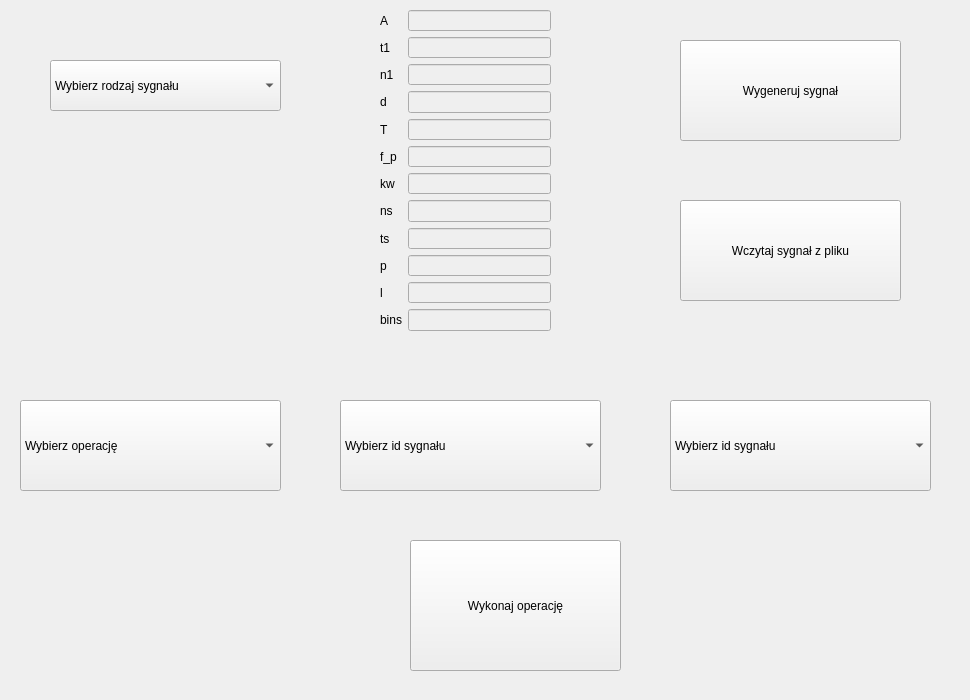
The window that app/gui.ui (eljotero/Cyfrowe_Przetwarzanie_Sygnalu) describes before a commit, drawn with Qt 5.
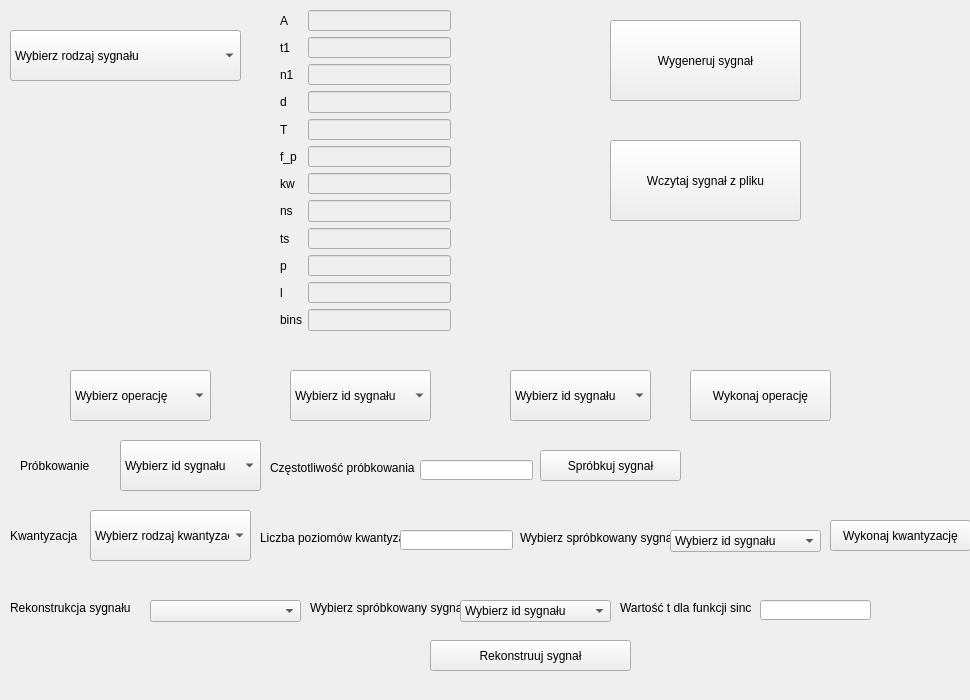
The same window after the commit.

What changed in the file:
```diff
--- a/app/gui.ui
+++ b/app/gui.ui
@@ -17,7 +17,7 @@
    <widget class="QWidget" name="formLayoutWidget">
     <property name="geometry">
      <rect>
-      <x>380</x>
+      <x>280</x>
       <y>10</y>
       <width>171</width>
       <height>321</height>
@@ -197,8 +197,8 @@
    <widget class="QComboBox" name="comboBox">
     <property name="geometry">
      <rect>
-      <x>50</x>
-      <y>60</y>
+      <x>10</x>
+      <y>30</y>
       <width>231</width>
       <height>51</height>
      </rect>
@@ -270,10 +270,10 @@
    <widget class="QPushButton" name="generateButton">
     <property name="geometry">
      <rect>
-      <x>680</x>
-      <y>40</y>
-      <width>221</width>
-      <height>101</height>
+      <x>610</x>
+      <y>20</y>
+      <width>191</width>
+      <height>81</height>
      </rect>
     </property>
     <property name="text">
@@ -283,10 +283,10 @@
    <widget class="QComboBox" name="operationComboBox">
     <property name="geometry">
      <rect>
-      <x>20</x>
-      <y>400</y>
-      <width>261</width>
-      <height>91</height>
+      <x>70</x>
+      <y>370</y>
+      <width>141</width>
+      <height>51</height>
      </rect>
     </property>
     <item>
@@ -318,10 +318,10 @@
    <widget class="QComboBox" name="signalsComboBox">
     <property name="geometry">
      <rect>
-      <x>340</x>
-      <y>400</y>
-      <width>261</width>
-      <height>91</height>
+      <x>290</x>
+      <y>370</y>
+      <width>141</width>
+      <height>51</height>
      </rect>
     </property>
     <item>
@@ -333,10 +333,10 @@
    <widget class="QPushButton" name="operationButton">
     <property name="geometry">
      <rect>
-      <x>410</x>
-      <y>540</y>
-      <width>211</width>
-      <height>131</height>
+      <x>690</x>
+      <y>370</y>
+      <width>141</width>
+      <height>51</height>
      </rect>
     </property>
     <property name="text">
@@ -346,10 +346,10 @@
    <widget class="QComboBox" name="signalsComboBox2">
     <property name="geometry">
      <rect>
-      <x>670</x>
-      <y>400</y>
-      <width>261</width>
-      <height>91</height>
+      <x>510</x>
+      <y>370</y>
+      <width>141</width>
+      <height>51</height>
      </rect>
     </property>
     <item>
@@ -361,16 +361,289 @@
    <widget class="QPushButton" name="readFromFileButton">
     <property name="geometry">
      <rect>
-      <x>680</x>
-      <y>200</y>
-      <width>221</width>
-      <height>101</height>
+      <x>610</x>
+      <y>140</y>
+      <width>191</width>
+      <height>81</height>
      </rect>
     </property>
     <property name="text">
      <string>Wczytaj sygnał z pliku</string>
     </property>
    </widget>
+   <widget class="QComboBox" name="samplingComboBox">
+    <property name="geometry">
+     <rect>
+      <x>120</x>
+      <y>440</y>
+      <width>141</width>
+      <height>51</height>
+     </rect>
+    </property>
+    <item>
+     <property name="text">
+      <string>Wybierz id sygnału</string>
+     </property>
+    </item>
+   </widget>
+   <widget class="QLabel" name="samplingText">
+    <property name="geometry">
+     <rect>
+      <x>20</x>
+      <y>450</y>
+      <width>81</width>
+      <height>31</height>
+     </rect>
+    </property>
+    <property name="text">
+     <string>Próbkowanie</string>
+    </property>
+   </widget>
+   <widget class="QLineEdit" name="samplingRate_line_edit">
+    <property name="geometry">
+     <rect>
+      <x>420</x>
+      <y>460</y>
+      <width>113</width>
+      <height>20</height>
+     </rect>
+    </property>
+   </widget>
+   <widget class="QLabel" name="label_13">
+    <property name="geometry">
+     <rect>
+      <x>270</x>
+      <y>460</y>
+      <width>151</width>
+      <height>16</height>
+     </rect>
+    </property>
+    <property name="text">
+     <string>Częstotliwość próbkowania</string>
+    </property>
+   </widget>
+   <widget class="QPushButton" name="sampleButton">
+    <property name="geometry">
+     <rect>
+      <x>540</x>
+      <y>450</y>
+      <width>141</width>
+      <height>31</height>
+     </rect>
+    </property>
+    <property name="text">
+     <string>Spróbkuj sygnał</string>
+    </property>
+   </widget>
+   <widget class="QLabel" name="label_14">
+    <property name="geometry">
+     <rect>
+      <x>10</x>
+      <y>520</y>
+      <width>71</width>
+      <height>31</height>
+     </rect>
+    </property>
+    <property name="text">
+     <string>Kwantyzacja</string>
+    </property>
+   </widget>
+   <widget class="QComboBox" name="quantizeComboBox">
+    <property name="geometry">
+     <rect>
+      <x>90</x>
+      <y>510</y>
+      <width>161</width>
+      <height>51</height>
+     </rect>
+    </property>
+    <item>
+     <property name="text">
+      <string>Wybierz rodzaj kwantyzacji</string>
+     </property>
+    </item>
+    <item>
+     <property name="text">
+      <string>Kwantyzacja równomierna z obcięciem</string>
+     </property>
+    </item>
+    <item>
+     <property name="text">
+      <string>Kwantyzacja równomierna z zaokrąglaniem</string>
+     </property>
+    </item>
+   </widget>
+   <widget class="QLabel" name="num_level_label">
+    <property name="geometry">
+     <rect>
+      <x>260</x>
+      <y>530</y>
+      <width>141</width>
+      <height>16</height>
+     </rect>
+    </property>
+    <property name="text">
+     <string>Liczba poziomów kwantyzacji</string>
+    </property>
+   </widget>
+   <widget class="QLineEdit" name="num_level_line_edit">
+    <property name="geometry">
+     <rect>
+      <x>400</x>
+      <y>530</y>
+      <width>113</width>
+      <height>20</height>
+     </rect>
+    </property>
+   </widget>
+   <widget class="QPushButton" name="quantizeButton">
+    <property name="geometry">
+     <rect>
+      <x>830</x>
+      <y>520</y>
+      <width>141</width>
+      <height>31</height>
+     </rect>
+    </property>
+    <property name="text">
+     <string>Wykonaj kwantyzację</string>
+    </property>
+   </widget>
+   <widget class="QLabel" name="label_15">
+    <property name="geometry">
+     <rect>
+      <x>520</x>
+      <y>530</y>
+      <width>161</width>
+      <height>16</height>
+     </rect>
+    </property>
+    <property name="text">
+     <string>Wybierz spróbkowany sygnał</string>
+    </property>
+   </widget>
+   <widget class="QComboBox" name="quantizeSignalComboBox">
+    <property name="geometry">
+     <rect>
+      <x>670</x>
+      <y>530</y>
+      <width>151</width>
+      <height>22</height>
+     </rect>
+    </property>
+    <item>
+     <property name="text">
+      <string>Wybierz id sygnału</string>
+     </property>
+    </item>
+   </widget>
+   <widget class="QPushButton" name="reconstructionButton">
+    <property name="geometry">
+     <rect>
+      <x>430</x>
+      <y>640</y>
+      <width>201</width>
+      <height>31</height>
+     </rect>
+    </property>
+    <property name="text">
+     <string>Rekonstruuj sygnał</string>
+    </property>
+   </widget>
+   <widget class="QLabel" name="label_16">
+    <property name="geometry">
+     <rect>
+      <x>10</x>
+      <y>600</y>
+      <width>121</width>
+      <height>16</height>
+     </rect>
+    </property>
+    <property name="text">
+     <string>Rekonstrukcja sygnału</string>
+    </property>
+   </widget>
+   <widget class="QComboBox" name="reconstructionTypeComboBox">
+    <property name="geometry">
+     <rect>
+      <x>150</x>
+      <y>600</y>
+      <width>151</width>
+      <height>22</height>
+     </rect>
+    </property>
+    <item>
+     <property name="text">
+      <string/>
+     </property>
+    </item>
+    <item>
+     <property name="text">
+      <string>Ekstrapolacja zerowego rzędu</string>
+     </property>
+    </item>
+    <item>
+     <property name="text">
+      <string>Interpolacja pierwszego rzędu</string>
+     </property>
+    </item>
+    <item>
+     <property name="text">
+      <string>Rekonstrukcja w oparciu o funkcję sinc</string>
+     </property>
+    </item>
+   </widget>
+   <widget class="QLabel" name="label_17">
+    <property name="geometry">
+     <rect>
+      <x>310</x>
+      <y>600</y>
+      <width>161</width>
+      <height>16</height>
+     </rect>
+    </property>
+    <property name="text">
+     <string>Wybierz spróbkowany sygnał</string>
+    </property>
+   </widget>
+   <widget class="QComboBox" name="reconstructionSignalComboBox">
+    <property name="geometry">
+     <rect>
+      <x>460</x>
+      <y>600</y>
+      <width>151</width>
+      <height>22</height>
+     </rect>
+    </property>
+    <item>
+     <property name="text">
+      <string>Wybierz id sygnału</string>
+     </property>
+    </item>
+   </widget>
+   <widget class="QLabel" name="label_18">
+    <property name="geometry">
+     <rect>
+      <x>620</x>
+      <y>600</y>
+      <width>171</width>
+      <height>16</height>
+     </rect>
+    </property>
+    <property name="text">
+     <string>Wartość t dla funkcji sinc</string>
+    </property>
+   </widget>
+   <widget class="QLineEdit" name="sinc_t_line_edit">
+    <property name="geometry">
+     <rect>
+      <x>760</x>
+      <y>600</y>
+      <width>111</width>
+      <height>20</height>
+     </rect>
+    </property>
+   </widget>
   </widget>
  </widget>
  <resources/>
```
